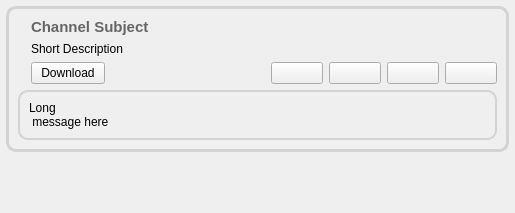
Qt form retroshare-gui/src/gui/feeds/ChanMsgItem.ui (RetroShare/RetroShare) before a commit.
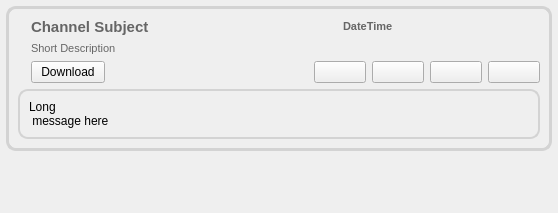
The same form after that commit. Icons and pictures are not drawn.

Commit message: Added Timestamp for each Channel Message

Diff of the .ui file:
```diff
--- a/retroshare-gui/src/gui/feeds/ChanMsgItem.ui
+++ b/retroshare-gui/src/gui/feeds/ChanMsgItem.ui
@@ -6,7 +6,7 @@
    <rect>
     <x>0</x>
     <y>0</y>
-    <width>515</width>
+    <width>558</width>
     <height>213</height>
    </rect>
   </property>
@@ -82,7 +82,7 @@
       </item>
       <item row="0" column="1">
        <layout class="QGridLayout" name="gridLayout">
-        <item row="0" column="0" colspan="6">
+        <item row="0" column="0" colspan="3">
          <widget class="QLabel" name="titleLabel">
           <property name="sizePolicy">
            <sizepolicy hsizetype="Minimum" vsizetype="Minimum">
@@ -107,7 +107,24 @@
           </property>
          </widget>
         </item>
-        <item row="1" column="0" colspan="6">
+        <item row="0" column="3" colspan="4">
+         <widget class="QLabel" name="datetimelabel">
+          <property name="font">
+           <font>
+            <weight>75</weight>
+            <bold>true</bold>
+           </font>
+          </property>
+          <property name="text">
+           <string>&lt;!DOCTYPE HTML PUBLIC &quot;-//W3C//DTD HTML 4.0//EN&quot; &quot;http://www.w3.org/TR/REC-html40/strict.dtd&quot;&gt;
+&lt;html&gt;&lt;head&gt;&lt;meta name=&quot;qrichtext&quot; content=&quot;1&quot; /&gt;&lt;style type=&quot;text/css&quot;&gt;
+p, li { white-space: pre-wrap; }
+&lt;/style&gt;&lt;/head&gt;&lt;body style=&quot; font-family:'MS Shell Dlg 2'; font-size:8.25pt; font-weight:600; font-style:normal;&quot;&gt;
+&lt;p style=&quot; margin-top:0px; margin-bottom:0px; margin-left:0px; margin-right:0px; -qt-block-indent:0; text-indent:0px;&quot;&gt;&lt;span style=&quot; font-size:8pt; color:#666666;&quot;&gt;DateTime&lt;/span&gt;&lt;/p&gt;&lt;/body&gt;&lt;/html&gt;</string>
+          </property>
+         </widget>
+        </item>
+        <item row="1" column="0" colspan="7">
          <widget class="QLabel" name="subjectLabel">
           <property name="sizePolicy">
            <sizepolicy hsizetype="MinimumExpanding" vsizetype="Expanding">
@@ -116,7 +133,11 @@
            </sizepolicy>
           </property>
           <property name="text">
-           <string>Short Description</string>
+           <string>&lt;!DOCTYPE HTML PUBLIC &quot;-//W3C//DTD HTML 4.0//EN&quot; &quot;http://www.w3.org/TR/REC-html40/strict.dtd&quot;&gt;
+&lt;html&gt;&lt;head&gt;&lt;meta name=&quot;qrichtext&quot; content=&quot;1&quot; /&gt;&lt;style type=&quot;text/css&quot;&gt;
+p, li { white-space: pre-wrap; }
+&lt;/style&gt;&lt;/head&gt;&lt;body style=&quot; font-family:'MS Shell Dlg 2'; font-size:8.25pt; font-weight:400; font-style:normal;&quot;&gt;
+&lt;p style=&quot; margin-top:0px; margin-bottom:0px; margin-left:0px; margin-right:0px; -qt-block-indent:0; text-indent:0px;&quot;&gt;&lt;span style=&quot; font-size:8pt; color:#666666;&quot;&gt;Short Description&lt;/span&gt;&lt;/p&gt;&lt;/body&gt;&lt;/html&gt;</string>
           </property>
          </widget>
         </item>
@@ -141,13 +162,13 @@
           </property>
           <property name="sizeHint" stdset="0">
            <size>
-            <width>18</width>
+            <width>67</width>
             <height>21</height>
            </size>
           </property>
          </spacer>
         </item>
-        <item row="2" column="2">
+        <item row="2" column="2" colspan="2">
          <widget class="QPushButton" name="unsubscribeButton">
           <property name="sizePolicy">
            <sizepolicy hsizetype="Fixed" vsizetype="Fixed">
@@ -167,7 +188,7 @@
           </property>
          </widget>
         </item>
-        <item row="2" column="3">
+        <item row="2" column="4">
          <widget class="QPushButton" name="clearButton">
           <property name="sizePolicy">
            <sizepolicy hsizetype="Fixed" vsizetype="Fixed">
@@ -187,7 +208,7 @@
           </property>
          </widget>
         </item>
-        <item row="2" column="4">
+        <item row="2" column="5">
          <widget class="QPushButton" name="playButton">
           <property name="sizePolicy">
            <sizepolicy hsizetype="Fixed" vsizetype="Fixed">
@@ -207,7 +228,7 @@
           </property>
          </widget>
         </item>
-        <item row="2" column="5">
+        <item row="2" column="6">
          <widget class="QPushButton" name="expandButton">
           <property name="sizePolicy">
            <sizepolicy hsizetype="Fixed" vsizetype="Fixed">
```
Left out of the diff: 2 changed lines with no effect on the pictures. The commit also changes 1 other file.
